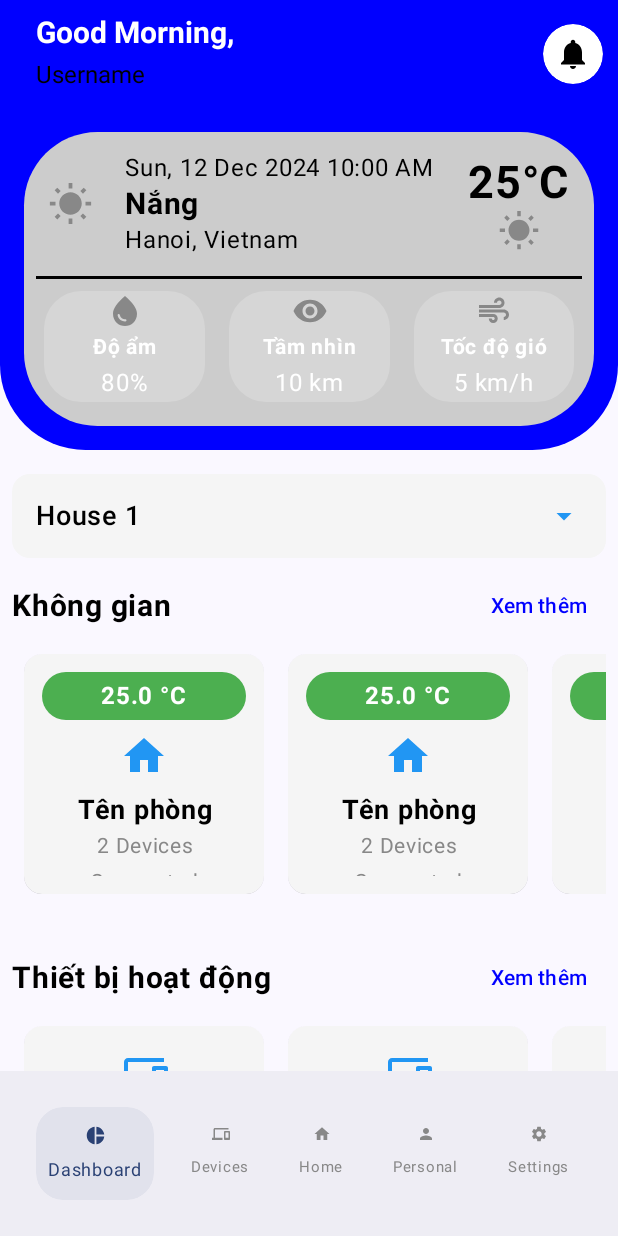
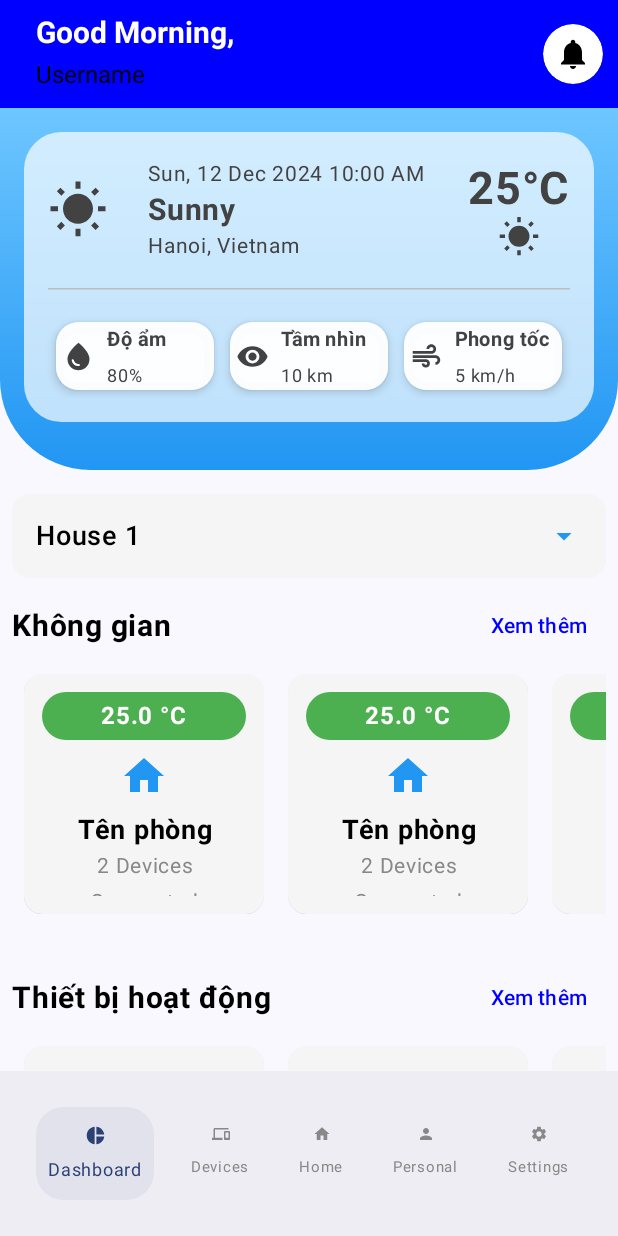
Before and after one commit to phamanhtuan-coder/UngDungQuanLyVaDieuKhienIoT_HomeConnect, an Android app built with Jetpack Compose: the screen it shows after launch (MainActivity), on a phone screen of 412 x 824 dp. Run offline under Robolectric (Android 15) with nearby library versions, the phone set to English and light mode, and no system bars.

Commit message:
Improve HomeScreen UI
Signed-off-by: phamanhtuan-coder <0306221391@caothang.edu.vn>

```diff
--- a/app/src/main/java/com/example/ungdungquanlyvadieukhieniot_homeconnect/ui/component/WeatherWidget.kt
+++ b/app/src/main/java/com/example/ungdungquanlyvadieukhieniot_homeconnect/ui/component/WeatherWidget.kt
@@ -2,17 +2,18 @@ package com.example.ungdungquanlyvadieukhieniot_homeconnect.ui.component
 
 import androidx.compose.foundation.background
 import androidx.compose.foundation.layout.Arrangement
+import androidx.compose.foundation.layout.Box
 import androidx.compose.foundation.layout.Column
 import androidx.compose.foundation.layout.Row
 import androidx.compose.foundation.layout.Spacer
 import androidx.compose.foundation.layout.fillMaxSize
 import androidx.compose.foundation.layout.fillMaxWidth
 import androidx.compose.foundation.layout.height
+import androidx.compose.foundation.layout.heightIn
 import androidx.compose.foundation.layout.padding
 import androidx.compose.foundation.layout.size
 import androidx.compose.foundation.layout.width
 import androidx.compose.foundation.lazy.grid.GridCells
-import androidx.compose.foundation.lazy.grid.LazyHorizontalGrid
 import androidx.compose.foundation.lazy.grid.LazyVerticalGrid
 import androidx.compose.foundation.shape.RoundedCornerShape
 import androidx.compose.material.icons.Icons
@@ -29,6 +30,7 @@ import androidx.compose.material3.Text
 import androidx.compose.runtime.Composable
 import androidx.compose.ui.Alignment
 import androidx.compose.ui.Modifier
+import androidx.compose.ui.graphics.Brush
 import androidx.compose.ui.graphics.Color
 import androidx.compose.ui.graphics.vector.ImageVector
 import androidx.compose.ui.platform.LocalConfiguration
@@ -36,25 +38,15 @@ import androidx.compose.ui.text.font.FontWeight
 import androidx.compose.ui.tooling.preview.Preview
 import androidx.compose.ui.unit.dp
 import androidx.compose.ui.unit.sp
-import java.time.LocalTime.now
+import java.time.LocalTime
 
 /**
- * Giao diện thông tin thời tiết
+ * Weather Information UI
  * -----------------------------------------
- * Người viết:
- * - Phạm Anh Tuấn
- * Ngày viết:
- * - 11/12/2024
- * Lần cập nhật cuối:
- * - 11/12/2024
+ * Author: Phạm Anh Tuấn
+ * Created: 11/12/2024
+ * Last Updated: 13/12/2024
  * -----------------------------------------
- * Input:
- * - Không có
- *
- * Output:
- * - Card chứa thông tin thời tiết
- * ---------------------------------------
- *
  */
 
 @Preview(showBackground = true)
@@ -63,141 +55,124 @@ fun WeatherInfo() {
     val screenWidth = LocalConfiguration.current.screenWidthDp
     val isTablet = screenWidth > 600
 
-    // Temp
     val iconThoiGian =
-        if (isDayTime()) Icons.Filled.WbSunny else Icons.Filled.NightsStay // Ban ngày/ban đêm
-    val iconThoiTiet = Icons.Filled.WbSunny // Logic hình ảnh thời tiết
-    val thoiGianHienTai = "Sun, 12 Dec 2024 10:00 AM" // Thời gian hiện tại
-    val thoiTietHienTai = "Nắng" // Thời tiết hiện tại
-    val nhietDoHienTai = "25°C" // Nhiệt độ thực
-    val viTriHienTai = "Hanoi, Vietnam" //vị trí thực
-    val doAm = "80" // Độ ẩm, tầm nhìn, tốc độ gió
-    val tamNhin = "10" // Độ ẩm, tầm nhìn, tốc độ gió
-    val tocDoGio = "5" // Độ ẩm, tầm nhìn, tốc độ gió
+        if (isDayTime()) Icons.Filled.WbSunny else Icons.Filled.NightsStay
+    val iconThoiTiet = Icons.Filled.WbSunny
+    val thoiGianHienTai = "Sun, 12 Dec 2024 10:00 AM"
+    val thoiTietHienTai = "Sunny"
+    val nhietDoHienTai = "25°C"
+    val viTriHienTai = "Hanoi, Vietnam"
+    val doAm = "80"
+    val tamNhin = "10"
+    val tocDoGio = "5"
 
     Column(
         modifier = Modifier
             .fillMaxWidth()
             .background(
-                Color.Blue, shape = RoundedCornerShape(
-                    bottomStartPercent = 25,
-                    bottomEndPercent = 25
-                )
-            ),
-
-
-        ) {
+                brush = Brush.verticalGradient(
+                    colors = listOf(Color(0xFF6EC6FF), Color(0xFF2196F3))
+                ),
+                shape = RoundedCornerShape(bottomStartPercent = 25, bottomEndPercent = 25)
+            )
+            .padding(bottom = 16.dp)
+    ) {
         Column(
             modifier = Modifier
                 .padding(16.dp)
                 .background(
-                    Color.LightGray.copy(alpha = 3f), shape = RoundedCornerShape(
-                        25
-                    )
-                ),
-            verticalArrangement = Arrangement.SpaceEvenly,
+                    color = Color.White.copy(alpha = 0.7f),
+                    shape = RoundedCornerShape(25.dp)
+                )
+                .padding(16.dp),
+            verticalArrangement = Arrangement.SpaceBetween,
             horizontalAlignment = Alignment.CenterHorizontally
         ) {
             Row(
-                modifier = Modifier
-                    .fillMaxWidth()
-                    .padding(vertical = 12.dp, horizontal = 16.dp),
+                modifier = Modifier.fillMaxWidth(),
                 horizontalArrangement = Arrangement.SpaceBetween,
                 verticalAlignment = Alignment.CenterVertically
             ) {
                 Icon(
                     imageVector = iconThoiTiet,
                     contentDescription = null,
-                    tint = Color.Gray,
-                    modifier = Modifier
-                        .size(if (isTablet) 80.dp else 30.dp)
-                        .align(Alignment.CenterVertically)
+                    tint = Color(0xFF424242),
+                    modifier = Modifier.size(if (isTablet) 80.dp else 40.dp)
                 )
                 Spacer(modifier = Modifier.width(8.dp))
-                Column {
+                Column(horizontalAlignment = Alignment.Start) {
                     Text(
                         text = thoiGianHienTai,
-                        color = Color.Black,
-                        fontSize = 16.sp
+                        color = Color(0xFF424242),
+                        fontSize = 14.sp
                     )
                     Text(
                         text = thoiTietHienTai,
-                        color = Color.Black,
+                        color = Color(0xFF424242),
                         fontSize = 20.sp,
                         fontWeight = FontWeight.Bold
                     )
                     Text(
                         text = viTriHienTai,
-                        color = Color.Black,
-                        fontSize = 16.sp
+                        color = Color(0xFF424242),
+                        fontSize = 14.sp
                     )
                 }
                 Spacer(modifier = Modifier.width(10.dp))
-                Column(
-                    horizontalAlignment = Alignment.CenterHorizontally
-                ) {
+                Column(horizontalAlignment = Alignment.CenterHorizontally) {
                     Text(
                         text = nhietDoHienTai,
-                        color = Color.Black,
+                        color = Color(0xFF424242),
                         fontSize = if (isTablet) 40.sp else 30.sp,
                         fontWeight = FontWeight.Bold
                     )
                     Icon(
                         imageVector = iconThoiGian,
                         contentDescription = null,
-                        tint = Color.Gray,
-                        modifier = if (isTablet) Modifier.size(32.dp) else Modifier.size(28.dp)
+                        tint = Color(0xFF424242),
+                        modifier = Modifier.size(if (isTablet) 32.dp else 28.dp)
                     )
                 }
             }
 
-
             HorizontalDivider(
-                modifier = Modifier.padding(horizontal = 8.dp),
-                thickness = 2.dp,
-                color = Color.Black
+                modifier = Modifier.padding(vertical = 16.dp),
+                thickness = 1.dp,
+                color = Color(0xFFBDBDBD)
             )
-
-
             LazyVerticalGrid(
                 modifier = Modifier
-                    .height(if (isTablet) 100.dp else 90.dp)
-                    .padding(horizontal = 5.dp)
-                    .fillMaxWidth(),
-                horizontalArrangement = Arrangement.SpaceEvenly,
-                verticalArrangement = Arrangement.Center,
-                columns = GridCells.Fixed(3)
+                    .fillMaxWidth()
+                    .heightIn(max = 100.dp),
+                columns = GridCells.Fixed(3),
+                horizontalArrangement = Arrangement.SpaceBetween,
+                verticalArrangement = Arrangement.Center
             ) {
                 item {
-
-
                     WeatherWidget(
                         icon = Icons.Filled.WaterDrop,
-                        value = doAm + "%",
+                        value = "$doAm%",
                         label = "Độ ẩm",
                         isTablet = isTablet
                     )
-
                 }
                 item {
                     WeatherWidget(
                         icon = Icons.Filled.Visibility,
-                        value = tamNhin + " km",
+                        value = "$tamNhin km",
                         label = "Tầm nhìn",
                         isTablet = isTablet
                     )
                 }
                 item {
-
                     WeatherWidget(
                         icon = Icons.Filled.Air,
-                        value = tocDoGio + " km/h",
-                        label = "Tốc độ gió",
+                        value = "$tocDoGio km/h",
+                        label = "Phong tốc",
                         isTablet = isTablet
                     )
                 }
             }
-            Spacer(modifier = Modifier.height(8.dp))
 
         }
     }
@@ -207,88 +182,67 @@ fun WeatherInfo() {
 fun WeatherWidget(icon: ImageVector, value: String, label: String, isTablet: Boolean) {
     Card(
         modifier = Modifier
-            .width(if (isTablet) 240.dp else 100.dp)
-            .height(if (isTablet) 100.dp else 90.dp)
-            .padding(8.dp)
-            .background(
-                Color.Transparent,
-                shape = RoundedCornerShape(25.dp),
-            ),
-
-        shape = RoundedCornerShape(25.dp),
-        elevation = CardDefaults.cardElevation(0.dp),
+            .padding(if (isTablet) 12.dp else 5.dp)
+            .width(if (isTablet) 150.dp else 100.dp)
+            .height(if (isTablet) 80.dp else 45.dp),
         colors = CardDefaults.cardColors(
-            containerColor = Color.White.copy(alpha = 0.2f) // Glass effect
-        )
+            containerColor = Color.White.copy(alpha = 0.8f)
+        ),
+        elevation = CardDefaults.cardElevation(4.dp),
+        shape = RoundedCornerShape(15.dp)
     ) {
-        if (isTablet) {
-            Row(
+        Row(
+            modifier = Modifier
+                .background(
+                    color = Color.White.copy(alpha = 0.8f),
+                    shape = RoundedCornerShape(15.dp)
+                )
+                .fillMaxSize()
+                .padding(horizontal = if (isTablet) 16.dp else 4.dp),
+            verticalAlignment = Alignment.CenterVertically,
+            horizontalArrangement = Arrangement.Start
+        ) {
+            // Icon Box
+            Box(
                 modifier = Modifier
-                    .padding(vertical = 8.dp, horizontal = 16.dp)
-                    .fillMaxSize(),
-                horizontalArrangement = Arrangement.Center,
-                verticalAlignment = Alignment.CenterVertically
+                    .size(if (isTablet) 45.dp else 22.dp),
+                contentAlignment = Alignment.Center
             ) {
                 Icon(
                     imageVector = icon,
                     contentDescription = null,
-                    tint = Color.Gray,
-                    modifier = Modifier
-                        .size(50.dp)
+                    tint = Color(0xFF424242),
+                    modifier = Modifier.fillMaxSize()
                 )
-                Spacer(modifier = Modifier.width(16.dp))
-                Column(
-                    horizontalAlignment = Alignment.CenterHorizontally,
-                    verticalArrangement = Arrangement.Center
-                ) {
-                    Text(
-                        text = label,
-                        color = Color.White,
-                        fontSize = 16.sp,
-                        fontWeight = FontWeight.Bold
-                    )
-                    Text(
-                        text = value,
-                        color = Color.White,
-                        fontSize = 20.sp
-                    )
-                }
+            }
 
-            }
-        } else {
+            Spacer(modifier = Modifier.width(8.dp))
+
+            // Constrain the Column Layout
             Column(
                 modifier = Modifier
-                    .padding(0.dp)
-                    .fillMaxSize(),
-                horizontalAlignment = Alignment.CenterHorizontally,
-                verticalArrangement = Arrangement.Center
+                    .fillMaxWidth(),// Prevents unnecessary stretching
+                verticalArrangement = Arrangement.Center, // Keep the items close together
+                horizontalAlignment = Alignment.Start
             ) {
-                Icon(
-                    imageVector = icon,
-                    contentDescription = null,
-                    tint = Color.Gray,
-                    modifier = Modifier
-                        .size(24.dp)
-                )
                 Text(
                     text = label,
-                    color = Color.White,
-                    fontSize = 14.sp,
+                    color = Color(0xFF424242),
+                    fontSize = if (isTablet) 24.sp else 13.sp,
                     fontWeight = FontWeight.Bold
                 )
                 Text(
                     text = value,
-                    color = Color.White,
-                    fontSize = 16.sp
+                    color = Color(0xFF424242),
+                    fontSize = if (isTablet) 20.sp else 12.sp,
                 )
             }
-
         }
-
     }
 }
 
+
 fun isDayTime(): Boolean {
-    val hour = now().hour
+    val hour = LocalTime.now().hour
     return hour in 6..18
 }
```
